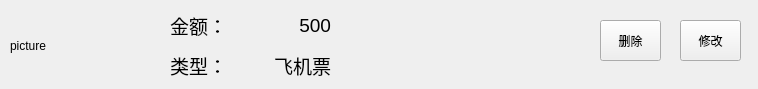
The window that windows/itemViews/billitem.ui (betamake/intelligence) describes before a commit, drawn with Qt 5.
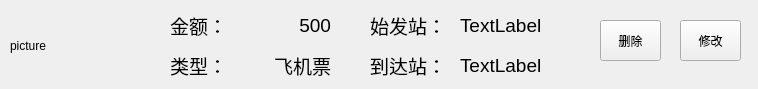
The same window after the commit.

The edit to the form file:
```diff
--- a/windows/itemViews/billitem.ui
+++ b/windows/itemViews/billitem.ui
@@ -40,6 +40,78 @@
      <height>71</height>
     </rect>
    </property>
+   <widget class="QLabel" name="label_4">
+    <property name="geometry">
+     <rect>
+      <x>20</x>
+      <y>0</y>
+      <width>71</width>
+      <height>31</height>
+     </rect>
+    </property>
+    <property name="font">
+     <font>
+      <pointsize>14</pointsize>
+     </font>
+    </property>
+    <property name="text">
+     <string>始发站：</string>
+    </property>
+   </widget>
+   <widget class="QLabel" name="label_5">
+    <property name="geometry">
+     <rect>
+      <x>20</x>
+      <y>40</y>
+      <width>71</width>
+      <height>31</height>
+     </rect>
+    </property>
+    <property name="font">
+     <font>
+      <pointsize>14</pointsize>
+     </font>
+    </property>
+    <property name="text">
+     <string>到达站：</string>
+    </property>
+   </widget>
+   <widget class="QLabel" name="leavePlace">
+    <property name="geometry">
+     <rect>
+      <x>110</x>
+      <y>0</y>
+      <width>131</width>
+      <height>31</height>
+     </rect>
+    </property>
+    <property name="font">
+     <font>
+      <pointsize>14</pointsize>
+     </font>
+    </property>
+    <property name="text">
+     <string>TextLabel</string>
+    </property>
+   </widget>
+   <widget class="QLabel" name="arrivePlace">
+    <property name="geometry">
+     <rect>
+      <x>110</x>
+      <y>40</y>
+      <width>131</width>
+      <height>31</height>
+     </rect>
+    </property>
+    <property name="font">
+     <font>
+      <pointsize>14</pointsize>
+     </font>
+    </property>
+    <property name="text">
+     <string>TextLabel</string>
+    </property>
+   </widget>
   </widget>
   <widget class="QPushButton" name="modifyBtn">
    <property name="geometry">
```
Left out of the diff: 2 changed lines with no effect on the pictures.
